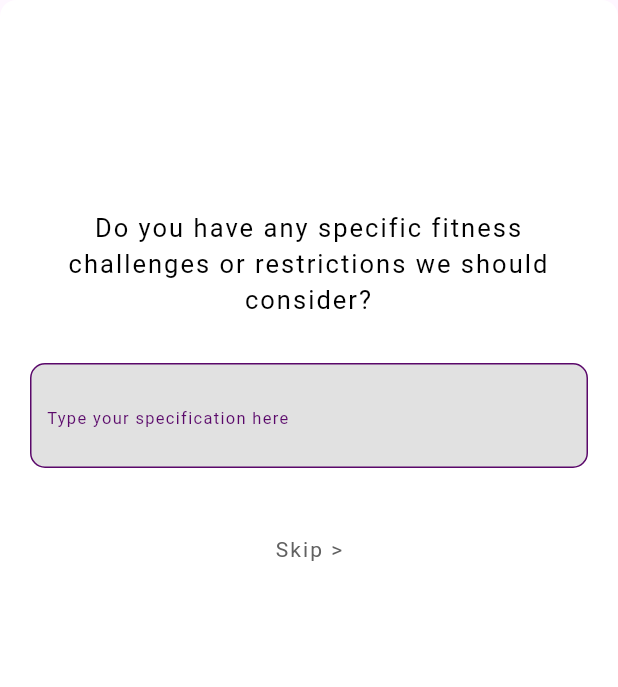
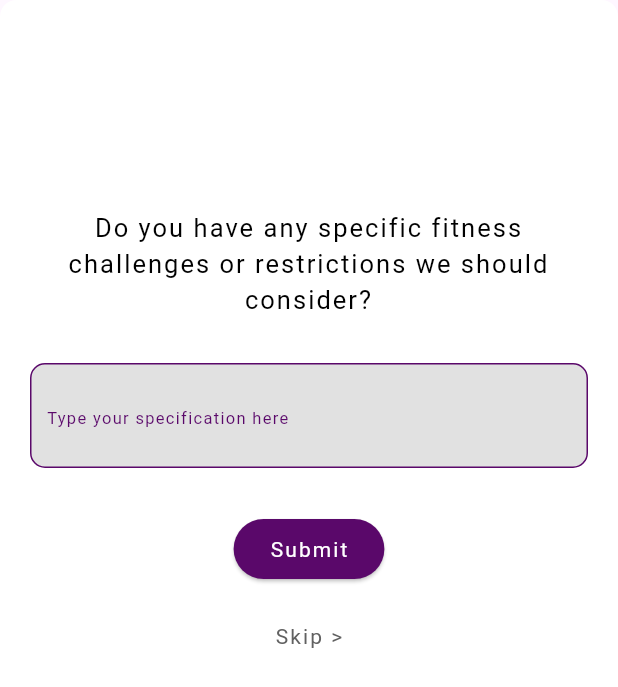
Before and after one commit to D-dhiman/intenProject, a Flutter app: the QuestionsSeven screen opened directly, on a phone screen of 412 x 824 dp. Shown: the top 687 px of the screen. Run offline on Flutter 3.47's test engine with Material 3 defaults, Android fonts, the phone set to English and light mode, and no system bars; Roboto replaces fonts that are missing (Alexandria, Karla).

Commit message:
added button and made neccesary changes

```diff
--- a/lib/screens/QuestionsSeven.dart
+++ b/lib/screens/QuestionsSeven.dart
@@ -1,7 +1,6 @@
 import 'package:flutter/material.dart';
 import 'QuestionsEight.dart';
 import 'Global.dart';
-
 
 class QuestionsSeven extends StatefulWidget {
   @override
@@ -9,7 +8,6 @@ class QuestionsSeven extends StatefulWidget {
 }
 
 class QuestionsSevenState extends State<QuestionsSeven> {
-
   @override
   Widget build(BuildContext context) {
     return Scaffold(
@@ -68,6 +66,31 @@ class QuestionsSevenState extends State<QuestionsSeven> {
               ),
             ),
             SizedBox(height: 30), // Add spacing below the input field
+            ElevatedButton(
+              onPressed: () {
+                // Navigate to the next screen and pass userInput
+                Navigator.push(
+                  context,
+                  MaterialPageRoute(
+                    builder: (context) => QuestionsEight(),
+                  ),
+                );
+              },
+              style: ElevatedButton.styleFrom(
+                backgroundColor: Color(0xFF5A086A), // Button color
+              ),
+              child: Text(
+                'Submit',
+                style: TextStyle(
+                  color: Colors.white,
+                  fontSize: 14,
+                  fontFamily: 'Karla',
+                  fontWeight: FontWeight.w400,
+                  letterSpacing: 1.40,
+                ),
+              ),
+            ),
+            SizedBox(height: 10), // Spacing between Submit and Skip buttons
             TextButton(
               onPressed: () {
                 // Navigate to the next screen and pass userInput
```
